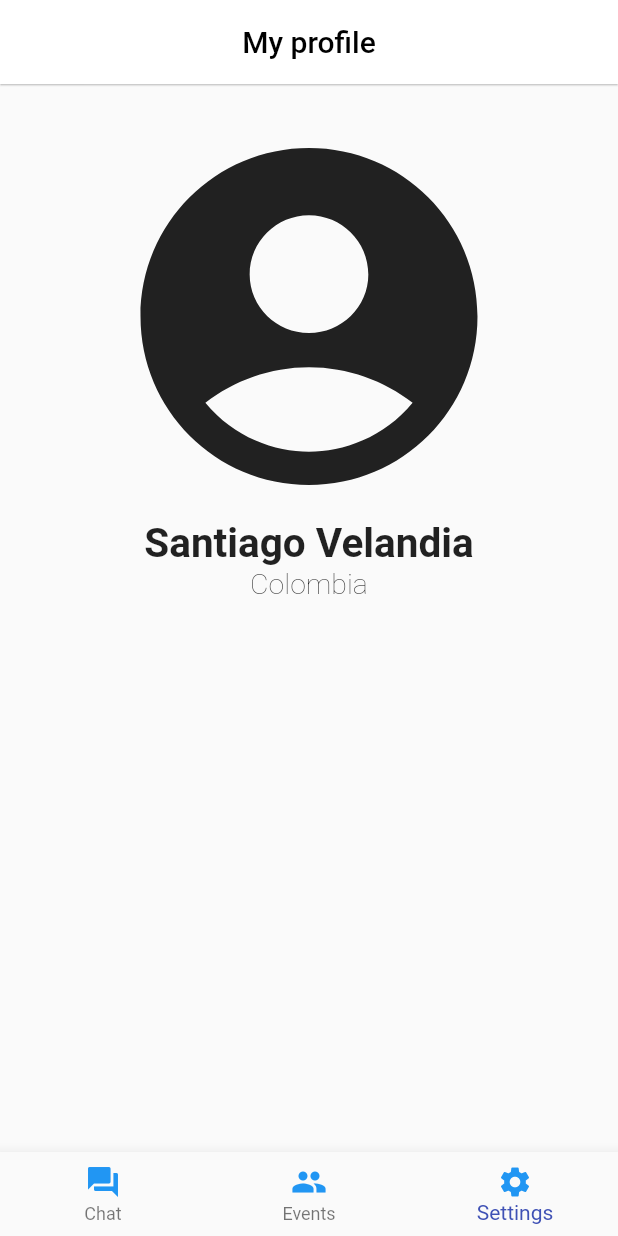
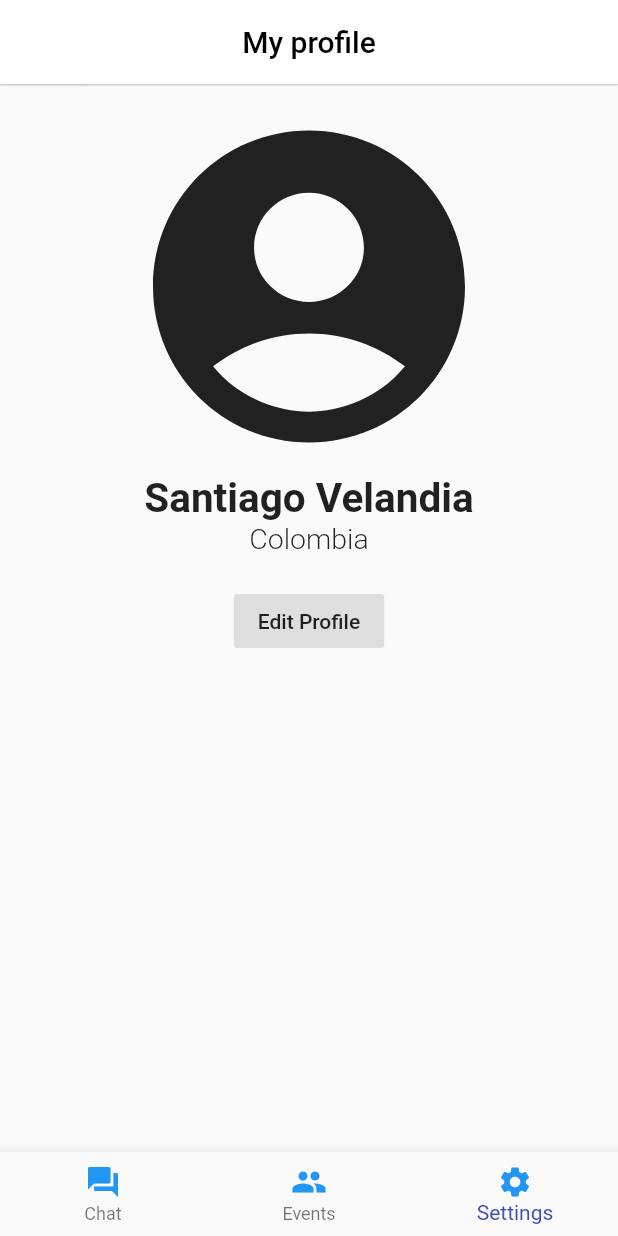
Before and after one commit to jhonatan247/my-community-app, a Flutter app: the screen it shows after launch, on a phone screen of 412 x 824 dp. Run offline on Flutter 3.47's test engine with Material 2 defaults, Android fonts, the phone set to English and light mode, and no system bars.

Commit message:
button edit profile created

```diff
--- a/lib/screens/Settings/SettingsScreen.dart
+++ b/lib/screens/Settings/SettingsScreen.dart
@@ -1,5 +1,6 @@
 import 'package:flutter/material.dart';
 import 'userInformation.dart';
+import 'buttons.dart';
 
 class SettingsScreen extends StatelessWidget{
 
@@ -14,7 +15,7 @@ class SettingsScreen extends StatelessWidget{
               child: Center(
                 child: profilePicture
               ),
-              margin: EdgeInsets.fromLTRB(0, 20, 0, 0),
+              margin: EdgeInsets.fromLTRB(0, 10, 0, 0),
             ),
             Container(
               child: Center(
@@ -26,6 +27,12 @@ class SettingsScreen extends StatelessWidget{
                 child: profileLocation,
               ),
             ),
+            Container(
+              margin: EdgeInsets.fromLTRB(0, 20, 0, 0),
+              child: Center(
+                child: editProfile,
+              ),
+            ),
           ],
         ),
       ),
--- /dev/null
+++ b/lib/screens/Settings/buttons.dart
@@ -0,0 +1,7 @@
+import 'package:flutter/material.dart';
+
+var editProfile = FlatButton(
+  onPressed: (){},
+  child: Text('Edit Profile'),
+  color: Color(0xffdedede),
+);
--- a/lib/screens/Settings/userInformation.dart
+++ b/lib/screens/Settings/userInformation.dart
@@ -12,7 +12,7 @@ final topBar = new AppBar(
 );
 var profilePicture = Icon(
   Icons.account_circle,
-  size: 270,
+  size: 250,
 );
 var profileName = Text(
     'Santiago Velandia',
@@ -24,7 +24,7 @@ var profileName = Text(
 var profileLocation = Text(
   'Colombia',
   style: TextStyle(
-    fontWeight: FontWeight.w200,
+    fontWeight: FontWeight.w300,
     fontSize: 19
   ),
 );
```
